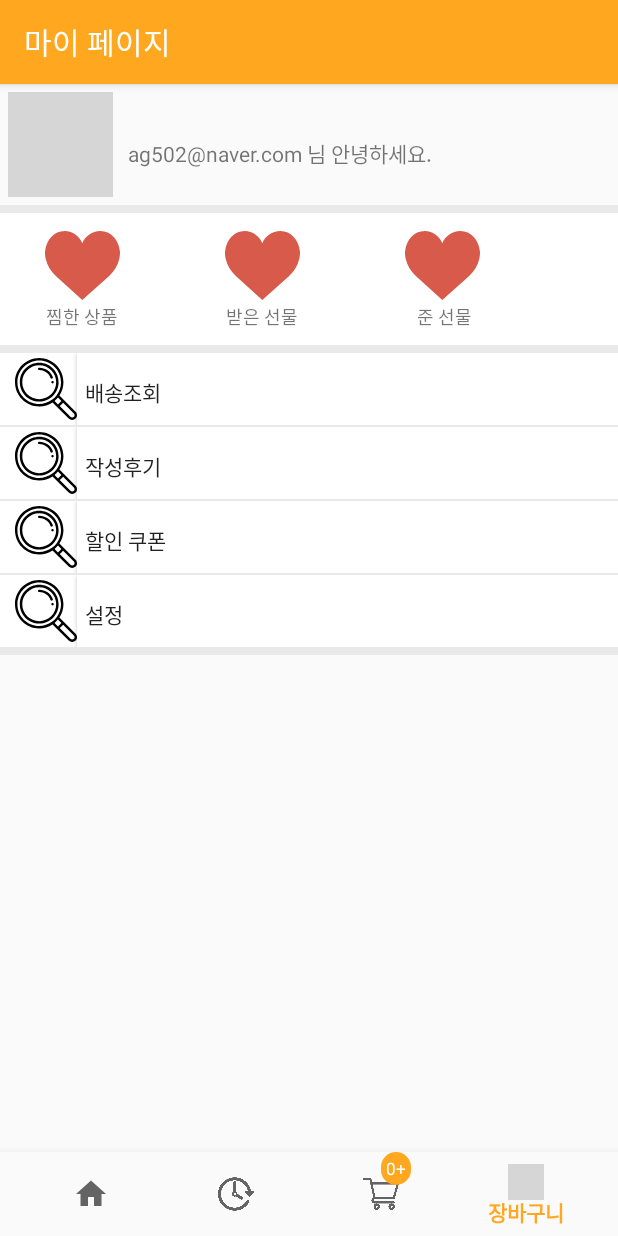
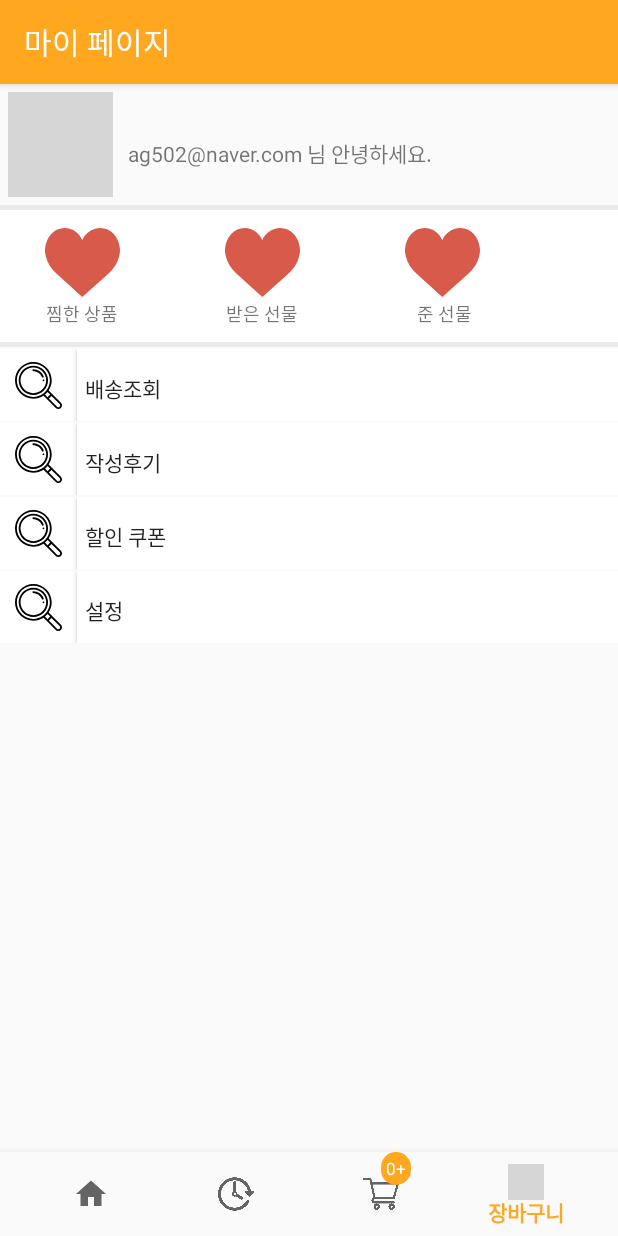
Before and after one commit to HyoilKim/Choose, an Android app: the MyPage screen opened through its navigation route, on a phone screen of 412 x 824 dp. Run offline under Robolectric (Android 15) with nearby library versions, the phone set to English and light mode, and no system bars; our stand-ins replace navigation-ui; libraries missing offline, so code that uses them is left out: cn.trinea.android, com.aurelhubert.ahbottomnavigation; pictures from the network do not load; 4 statements that could not run were skipped; grey boxes are pictures that could not be loaded.

Commit message:
cart, like, tab4 layout design

```diff
--- a/Choose/app/src/main/java/com/example/choose/ui/recent/RecentLookup.java
+++ b/Choose/app/src/main/java/com/example/choose/ui/recent/RecentLookup.java
@@ -42,7 +42,6 @@
             }
         });
 
-
         return root;
     }
 }
--- a/Choose/app/src/main/res/layout/activity_item_detail.xml
+++ b/Choose/app/src/main/res/layout/activity_item_detail.xml
@@ -18,12 +18,12 @@
                 android:layout_height="224dp"
                 android:scaleType="fitCenter"
                 android:src="@drawable/gift" />
-            <EditText
+            <TextView
                 android:id="@+id/detail_title"
                 android:layout_width="wrap_content"
                 android:layout_height="wrap_content"
                 android:layout_below="@+id/detail_image"/>
-            <EditText
+            <TextView
                 android:id="@+id/detail_desc"
                 android:layout_width="wrap_content"
                 android:layout_height="wrap_content"
--- a/Choose/app/src/main/res/layout/activity_wishlist.xml
+++ b/Choose/app/src/main/res/layout/activity_wishlist.xml
@@ -5,6 +5,7 @@
     android:layout_height="wrap_content">
 
     <androidx.recyclerview.widget.RecyclerView
+        android:layout_marginTop="5dp"
         android:id="@+id/recyclerView"
         android:layout_width="wrap_content"
         android:layout_height="wrap_content">
--- a/Choose/app/src/main/res/layout/fragment_mypage.xml
+++ b/Choose/app/src/main/res/layout/fragment_mypage.xml
@@ -28,7 +28,8 @@
         android:layout_height="wrap_content"
         android:orientation="horizontal"
         android:background="#e9e9e9"
-        android:paddingTop="5dp">
+        android:paddingTop="3dp"
+        android:paddingBottom="3dp">
         <LinearLayout
             android:layout_width="wrap_content"
             android:layout_height="wrap_content"
@@ -93,6 +94,7 @@
                 android:gravity="left"/>
         </LinearLayout>
     </LinearLayout>
+
     <ScrollView
         android:layout_width="match_parent"
         android:layout_height="match_parent"
@@ -101,22 +103,25 @@
         <LinearLayout
             android:layout_width="match_parent"
             android:layout_height="wrap_content"
-            android:orientation="vertical"
-            android:background="#E9E9e9">
+            android:orientation="vertical">
 
             <LinearLayout
                 android:layout_width="match_parent"
                 android:layout_height="wrap_content"
+                android:layout_marginTop="1dp"
+                android:layout_marginBottom="1dp"
                 android:orientation="horizontal"
-                android:layout_marginBottom="1dp"
-                android:layout_marginTop="5dp">
+                android:background="#ffffff">
+
                 <ImageView
                     android:layout_width="51dp"
                     android:layout_height="match_parent"
-                    android:src="@drawable/ic_loupe"
+                    android:background="@null"
+                    android:paddingLeft="10dp"
+                    android:paddingRight="10dp"
                     android:scaleType="centerInside"
-                    android:paddingLeft="10dp"
-                    android:background="#ffffff" />
+                    android:src="@drawable/ic_loupe" />
+
                 <Button
                     android:id="@+id/button"
                     android:layout_width="match_parent"
@@ -128,71 +133,83 @@
                     android:text="배송조회" />
 
             </LinearLayout>
+
             <LinearLayout
                 android:layout_width="match_parent"
                 android:layout_height="wrap_content"
-                android:orientation="horizontal"
-                android:layout_marginBottom="1dp">
+                android:layout_marginBottom="1dp"
+                android:orientation="horizontal">
+
                 <ImageView
                     android:layout_width="51dp"
                     android:layout_height="match_parent"
-                    android:src="@drawable/ic_loupe"
+                    android:background="#ffffff"
+                    android:paddingLeft="10dp"
+                    android:paddingRight="10dp"
                     android:scaleType="centerInside"
-                    android:paddingLeft="10dp"
-                    android:background="#ffffff" />
+                    android:src="@drawable/ic_loupe" />
+
                 <Button
                     android:id="@+id/button4"
                     android:layout_width="match_parent"
                     android:layout_height="wrap_content"
-                    android:text="작성후기"
+                    android:background="#ffffff"
                     android:gravity="left"
+                    android:paddingLeft="5dp"
                     android:paddingTop="15dp"
-                    android:paddingLeft="5dp"
-                    android:background="#ffffff" />
+                    android:text="작성후기" />
             </LinearLayout>
+
             <LinearLayout
                 android:layout_width="match_parent"
                 android:layout_height="wrap_content"
-                android:orientation="horizontal"
-                android:layout_marginBottom="1dp">
+                android:layout_marginBottom="1dp"
+                android:orientation="horizontal">
+
                 <ImageView
                     android:layout_width="51dp"
                     android:layout_height="match_parent"
-                    android:src="@drawable/ic_loupe"
+                    android:background="#ffffff"
+                    android:paddingLeft="10dp"
+                    android:paddingRight="10dp"
                     android:scaleType="centerInside"
-                    android:paddingLeft="10dp"
-                    android:background="#ffffff" />
+                    android:src="@drawable/ic_loupe" />
+
                 <Button
                     android:id="@+id/button5"
                     android:layout_width="match_parent"
                     android:layout_height="wrap_content"
-                    android:text="할인 쿠폰"
+                    android:background="#ffffff"
                     android:gravity="left"
+                    android:paddingLeft="5dp"
                     android:paddingTop="15dp"
-                    android:paddingLeft="5dp"
-                    android:background="#ffffff"/>
+                    android:text="할인 쿠폰" />
             </LinearLayout>
+
             <LinearLayout
                 android:layout_width="match_parent"
                 android:layout_height="wrap_content"
-                android:orientation="horizontal"
-                android:layout_marginBottom="5dp">
+                android:layout_marginBottom="5dp"
+                android:orientation="horizontal">
+
                 <ImageView
                     android:layout_width="51dp"
                     android:layout_height="match_parent"
+                    android:background="#ffffff"
                     android:paddingLeft="10dp"
-                    android:src="@drawable/ic_loupe"
+                    android:paddingRight="10dp"
                     android:scaleType="centerInside"
-                    android:background="#ffffff" />
+                    android:src="@drawable/ic_loupe" />
+
                 <Button
                     android:id="@+id/button6"
                     android:layout_width="match_parent"
                     android:layout_height="wrap_content"
-                    android:text="설정"
+                    android:background="#ffffff"
                     android:gravity="left"
+                    android:paddingLeft="5dp"
                     android:paddingTop="15dp"
-                    android:paddingLeft="5dp"
-                    android:background="#ffffff"/>
+                    android:text="설정" />
             </LinearLayout>
         </LinearLayout>
     </ScrollView>
```
Also changed, not shown: Choose/app/src/main/res/layout/fragment_cart.xml (+22 -9 lines), Choose/app/src/main/res/layout/item_cart.xml (+9 -5 lines), Choose/app/src/main/res/layout/item_wishlist.xml (+10 -5 lines).
